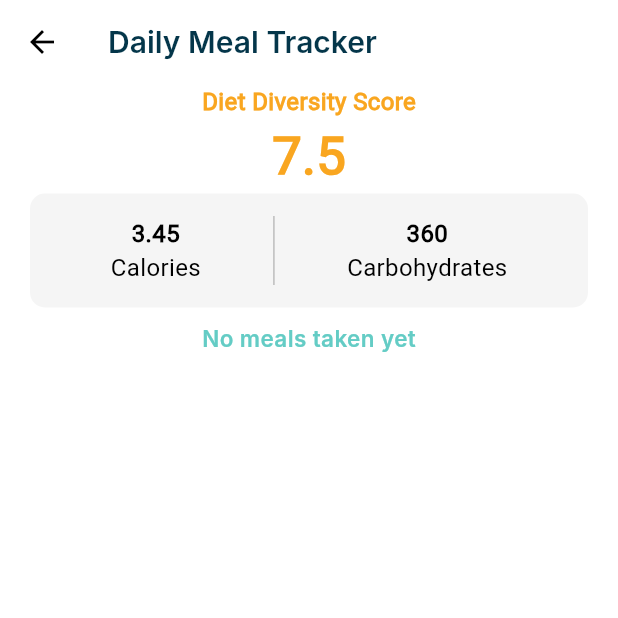
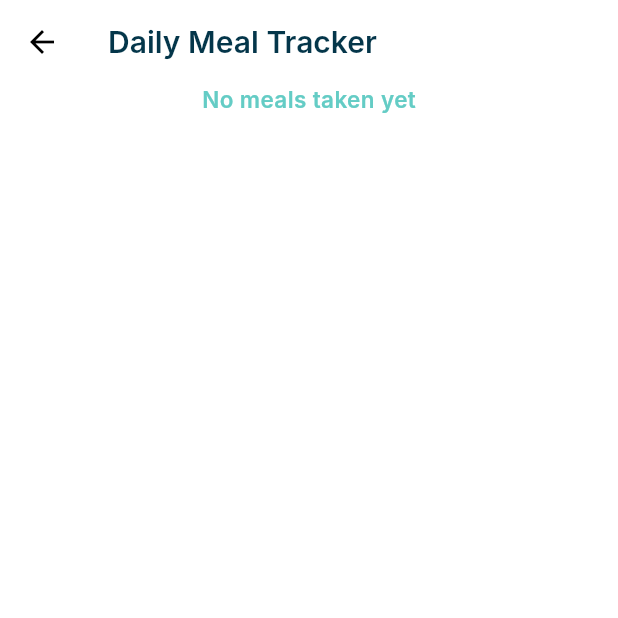
Before and after one commit to lbsomoson/diabuddy, a Flutter app: the MealTrackerScreen screen opened directly, on a phone screen of 412 x 824 dp, the top half of it. Run offline on Flutter 3.47's test engine with Material 3 defaults, Android fonts, the phone set to English and light mode, and no system bars; our stand-ins replace cloud_firestore, connectivity_plus, equatable, firebase_auth, firebase_core, fl_chart and 15 more; missing offline and left inert: flutter_tesseract_ocr, gtext, pytorch_lite, semicircle_indicator, vertical_weight_slider, wheel_slider; accounts and stored records are empty; Roboto replaces fonts that are missing (Inter); project files that could hold a hidden picture were left out.

Commit message:
chore: display accumulated data

```diff
--- a/lib/screens/meal_tracker.dart
+++ b/lib/screens/meal_tracker.dart
@@ -1,5 +1,4 @@
 import 'package:diabuddy/models/meal_intake_model.dart';
-import 'package:diabuddy/models/meal_model.dart';
 import 'package:diabuddy/provider/auth_provider.dart';
 import 'package:diabuddy/provider/meal_intake/meal_intake_bloc.dart';
 import 'package:diabuddy/widgets/appbar_title.dart';
@@ -18,6 +17,9 @@ class MealTrackerScreen extends StatefulWidget {
 class _MealTrackerScreenState extends State<MealTrackerScreen> {
   String? userId;
   List<MealIntake> mealsToday = [];
+  double accDietDiversityScore = 0;
+  double accCalories = 0;
+  double accCarbohydrates = 0;
 
   final goodText = const Color.fromARGB(255, 19, 98, 93);
   final fairText = const Color.fromRGBO(249, 166, 32, 1);
@@ -42,49 +44,6 @@ class _MealTrackerScreenState extends State<MealTrackerScreen> {
         child: Padding(
           padding: const EdgeInsets.symmetric(horizontal: 20.0),
           child: Column(children: [
-            Row(
-              mainAxisAlignment: MainAxisAlignment.center,
-              children: [
-                Text(
-                  "Diet Diversity Score",
-                  style: TextStyle(color: fairText),
-                ),
-              ],
-            ),
-            Text("7.5", style: TextStyle(color: fairText, fontSize: 35)),
-            Container(
-              padding: const EdgeInsets.all(15),
-              width: double.infinity,
-              decoration: BoxDecoration(borderRadius: BorderRadius.circular(10), color: Colors.grey[100]),
-              child: IntrinsicHeight(
-                child: Row(
-                  mainAxisAlignment: MainAxisAlignment.spaceEvenly,
-                  children: [
-                    const Column(
-                      children: [
-                        Text("3.45"),
-                        Text("Calories", style: TextStyle(fontWeight: FontWeight.normal)),
-                      ],
-                    ),
-                    VerticalDivider(
-                      thickness: 1,
-                      width: 20,
-                      color: Colors.grey[400],
-                    ),
-                    const Column(
-                      children: [
-                        Text("360"),
-                        Text(
-                          "Carbohydrates",
-                          style: TextStyle(fontWeight: FontWeight.normal),
-                        ),
-                      ],
-                    )
-                  ],
-                ),
-              ),
-            ),
-            const SizedBox(height: 10),
             BlocBuilder<MealIntakeBloc, MealIntakeState>(
               builder: (context, state) {
                 if (state is MealIntakeLoading) {
@@ -100,17 +59,80 @@ class _MealTrackerScreenState extends State<MealTrackerScreen> {
                           children: [Center(child: Text2Widget(text: "No meals taken yet", style: 'body2'))]),
                     );
                   }
+                  // count meals for each mealTime
+                  final Map<String, int> mealGroups = {
+                    "Breakfast": 0,
+                    "Lunch": 0,
+                    "Dinner": 0,
+                    "Snack": 0,
+                  };
+
+                  for (var meal in state.mealIntakes) {
+                    final mealTime = meal['mealTime'];
+                    if (mealGroups.containsKey(mealTime)) {
+                      mealGroups[mealTime] = mealGroups[mealTime]! + 1;
+                    }
+                  }
+
+                  for (var m in state.mealIntakes) {
+                    accDietDiversityScore = accDietDiversityScore + m['accMeals']['diversityScore'];
+                    accCalories = accCalories + m['accMeals']['energyKcal'];
+                    accCarbohydrates = accCarbohydrates + m['accMeals']['carbohydrate'];
+                  }
+
                   return Column(
                     children: [
-                      Align(
-                        alignment: Alignment.topLeft,
-                        child: state.mealIntakes.isNotEmpty
-                            ? Text(
+                      Row(
+                        mainAxisAlignment: MainAxisAlignment.center,
+                        children: [
+                          Text(
+                            "Diet Diversity Score",
+                            style: TextStyle(color: fairText),
+                          ),
+                        ],
+                      ),
+                      Text(accDietDiversityScore.toStringAsFixed(0), style: TextStyle(color: fairText, fontSize: 35)),
+                      Container(
+                        padding: const EdgeInsets.all(15),
+                        width: double.infinity,
+                        decoration: BoxDecoration(borderRadius: BorderRadius.circular(10), color: Colors.grey[100]),
+                        child: IntrinsicHeight(
+                          child: Row(
+                            mainAxisAlignment: MainAxisAlignment.spaceEvenly,
+                            children: [
+                              Column(
+                                children: [
+                                  Text(accCalories.toStringAsFixed(2)),
+                                  const Text("Calories", style: TextStyle(fontWeight: FontWeight.normal)),
+                                ],
+                              ),
+                              VerticalDivider(
+                                thickness: 1,
+                                width: 20,
+                                color: Colors.grey[400],
+                              ),
+                              Column(
+                                children: [
+                                  Text(accCarbohydrates.toStringAsFixed(2)),
+                                  const Text(
+                                    "Carbohydrates",
+                                    style: TextStyle(fontWeight: FontWeight.normal),
+                                  ),
+                                ],
+                              )
+                            ],
+                          ),
+                        ),
+                      ),
+                      const SizedBox(height: 10),
+                      mealGroups["Breakfast"] != 0
+                          ? Align(
+                              alignment: Alignment.topLeft,
+                              child: Text(
                                 "Breakfast",
                                 style: TextStyle(color: Theme.of(context).colorScheme.secondary, fontSize: 18),
-                              )
-                            : const SizedBox(),
-                      ),
+                              ))
+                          : Container(),
                       ListView.separated(
                         separatorBuilder: (BuildContext context, int index) {
                           return const SizedBox(height: 5.0);
@@ -136,15 +158,14 @@ class _MealTrackerScreenState extends State<MealTrackerScreen> {
                           return null;
                         },
                       ),
-                      Align(
-                        alignment: Alignment.topLeft,
-                        child: state.mealIntakes.isNotEmpty
-                            ? Text(
+                      mealGroups["Lunch"] != 0
+                          ? Align(
+                              alignment: Alignment.topLeft,
+                              child: Text(
                                 "Lunch",
                                 style: TextStyle(color: Theme.of(context).colorScheme.secondary, fontSize: 18),
-                              )
-                            : const SizedBox(),
-                      ),
+                              ))
+                          : Container(),
                       ListView.separated(
                         separatorBuilder: (BuildContext context, int index) {
                           return const SizedBox(height: 5.0);
@@ -170,15 +191,14 @@ class _MealTrackerScreenState extends State<MealTrackerScreen> {
                           return null;
                         },
                       ),
-                      Align(
-                        alignment: Alignment.topLeft,
-                        child: state.mealIntakes.isNotEmpty
-                            ? Text(
+                      mealGroups["Dinner"] != 0
+                          ? Align(
+                              alignment: Alignment.topLeft,
+                              child: Text(
                                 "Dinner",
                                 style: TextStyle(color: Theme.of(context).colorScheme.secondary, fontSize: 18),
-                              )
-                            : const SizedBox(),
-                      ),
+                              ))
+                          : Container(),
                       ListView.separated(
                         separatorBuilder: (BuildContext context, int index) {
                           return const SizedBox(height: 5.0);
@@ -204,15 +224,14 @@ class _MealTrackerScreenState extends State<MealTrackerScreen> {
                           return null;
                         },
                       ),
-                      Align(
-                        alignment: Alignment.topLeft,
-                        child: state.mealIntakes.isNotEmpty
-                            ? Text(
+                      mealGroups["Snack"] != 0
+                          ? Align(
+                              alignment: Alignment.topLeft,
+                              child: Text(
                                 "Snack",
                                 style: TextStyle(color: Theme.of(context).colorScheme.secondary, fontSize: 18),
-                              )
-                            : const SizedBox(),
-                      ),
+                              ))
+                          : Container(),
                       ListView.separated(
                         separatorBuilder: (BuildContext context, int index) {
                           return const SizedBox(height: 5.0);
@@ -247,34 +266,6 @@ class _MealTrackerScreenState extends State<MealTrackerScreen> {
                 }
               },
             ),
-
-            // Row(
-            //   children: [
-            //     Text(
-            //       "Breakfast",
-            //       textAlign: TextAlign.left,
-            //       style: TextStyle(color: Theme.of(context).colorScheme.secondary, fontSize: 18),
-            //     ),
-            //   ],
-            // ),
-            // const SizedBox(height: 10),
-            // const MealInfo(mealName: "Sunny Sideup and Rice", carbs: "130g", cal: "0.89 kCal", gi: "2.5"),
-            // const SizedBox(height: 10),
-            // const MealInfo(mealName: "Adobo", carbs: "130g", cal: "0.89 kCal", gi: "2.5"),
-            // const SizedBox(height: 10),
-            // Row(
-            //   children: [
-            //     Text(
-            //       "Lunch",
-            //       textAlign: TextAlign.left,
-            //       style: TextStyle(color: Theme.of(context).colorScheme.secondary, fontSize: 18),
-            //     ),
-            //   ],
-            // ),
-            // const SizedBox(height: 10),
-            // const MealInfo(mealName: "Sinigang and Rice", carbs: "130g", cal: "0.89 kCal", gi: "2.5"),
-            // const SizedBox(height: 10),
-            // const SizedBox(height: 10),
           ]),
         ),
       )),
```
